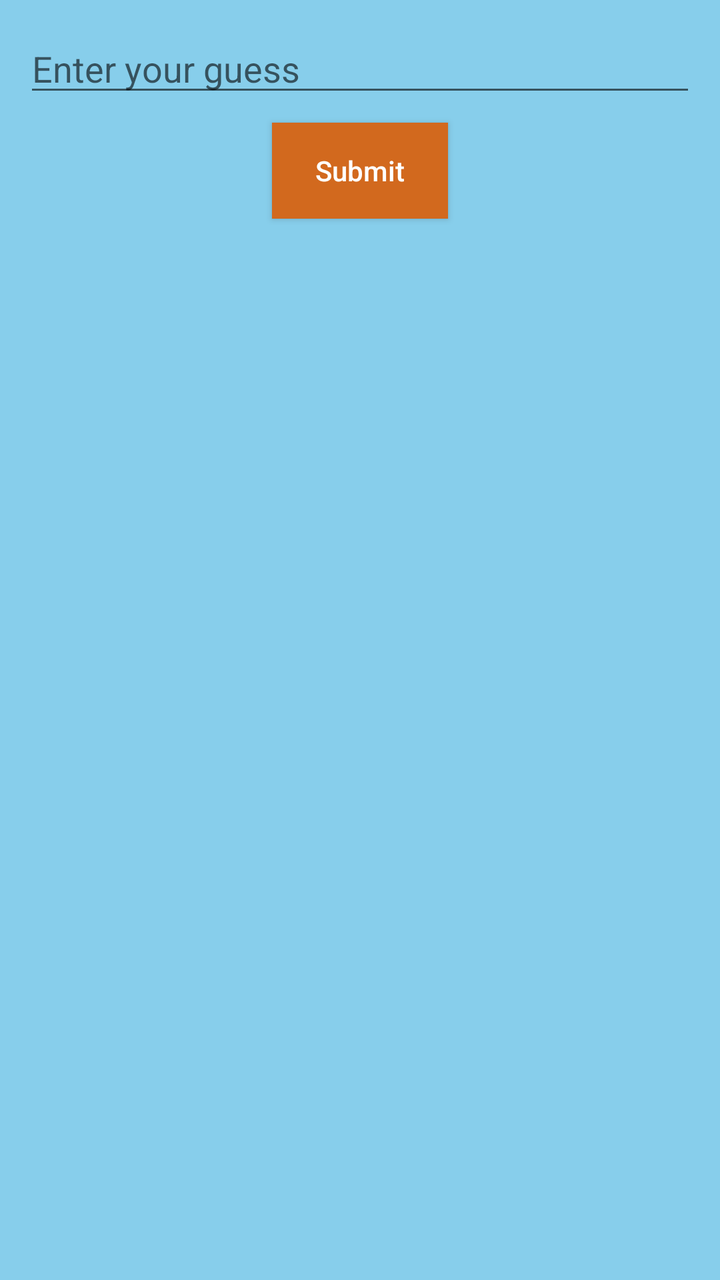
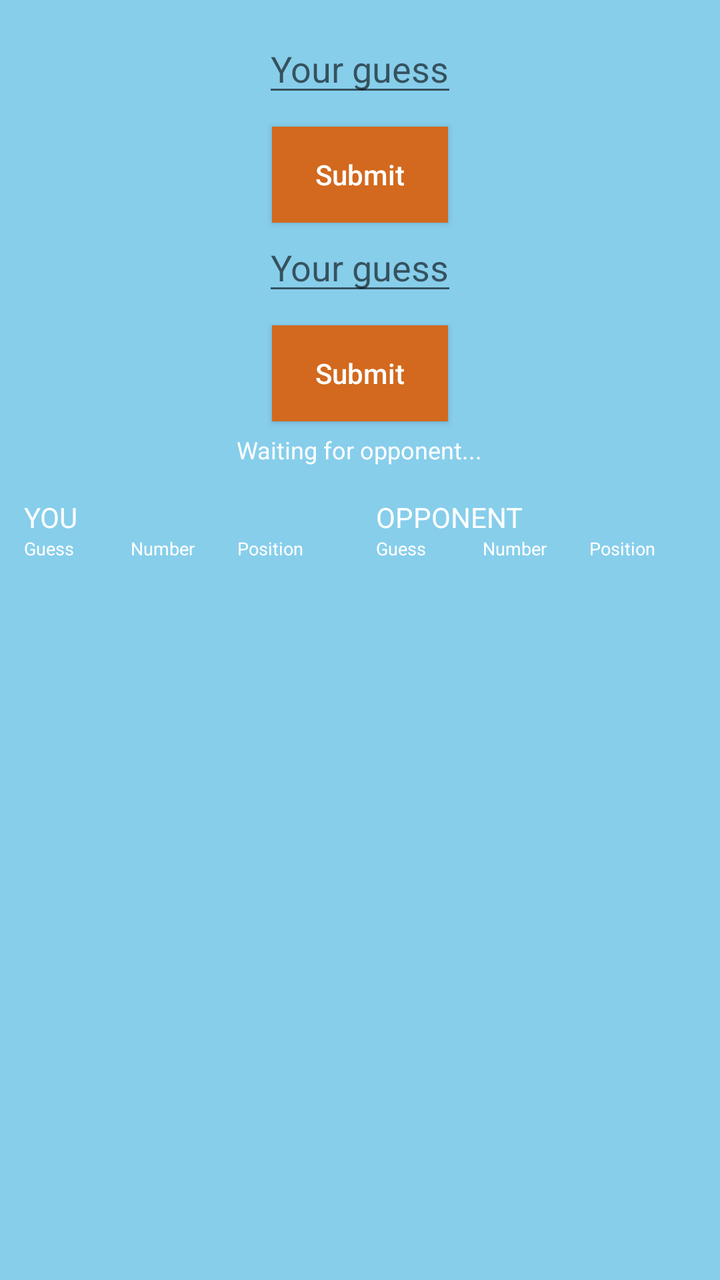

Before-and-after screenshots of an Android layout around one commit, followed by the original layout XML and the change that was made.
<!-- AndroidManifest.xml: application theme AppTheme -->
<!-- res/layout/activity_online_game.xml -->
<?xml version="1.0" encoding="utf-8"?>
<LinearLayout xmlns:android="http://schemas.android.com/apk/res/android"
    android:layout_width="match_parent"
    android:layout_height="match_parent"
    android:orientation="vertical"
    android:padding="12dp"
    android:background="#87CEEB"
    android:gravity="center_horizontal">

    
    <EditText
        android:id="@+id/etGuess"
        android:hint="Enter your guess"
        android:inputType="number"
        android:layout_width="match_parent"
        android:layout_height="wrap_content"/>

    <Button
        android:id="@+id/btnSubmit"
        android:text="Submit"
        android:layout_marginTop="8dp"
        android:minHeight="48dp"
        android:textAllCaps="false"
        android:background="#D2691E"
        android:textColor="#FFFFFF"
        android:layout_width="wrap_content"
        android:layout_height="wrap_content"/>

    <TextView
        android:id="@+id/tvWaiting"
        android:text="Waiting for other player..."
        android:textColor="#FFFFFF"
        android:layout_marginTop="6dp"/>

    
    <LinearLayout
        android:layout_width="match_parent"
        android:layout_height="wrap_content"
        android:orientation="horizontal"
        android:layout_marginTop="16dp">

        
        <LinearLayout
            android:layout_width="0dp"
            android:layout_weight="1"
            android:orientation="vertical">

            <TextView
                android:text="YOU"
                android:textStyle="bold"
                android:textColor="#FFFFFF"/>

            
            <LinearLayout android:orientation="horizontal">
                <TextView android:text="Guess" android:layout_weight="1"
                    android:layout_width="0dp" android:textSize="10sp"
                    android:textColor="#FFFFFF"/>
                <TextView android:text="Number" android:layout_weight="1"
                    android:layout_width="0dp" android:textSize="10sp"
                    android:textColor="#FFFFFF"/>
                <TextView android:text="Position" android:layout_weight="1"
                    android:layout_width="0dp" android:textSize="10sp"
                    android:textColor="#FFFFFF"/>
            </LinearLayout>

            <LinearLayout
                android:id="@+id/containerYou"
                android:orientation="vertical"/>
        </LinearLayout>

        
        <LinearLayout
            android:layout_width="0dp"
            android:layout_weight="1"
            android:layout_marginStart="12dp"
            android:orientation="vertical">

            <TextView
                android:text="OPPONENT"
                android:textStyle="bold"
                android:textColor="#FFFFFF"/>

            
            <LinearLayout android:orientation="horizontal">
                <TextView android:text="Guess" android:layout_weight="1"
                    android:layout_width="0dp" android:textSize="10sp"
                    android:textColor="#FFFFFF"/>
                <TextView android:text="Number" android:layout_weight="1"
                    android:layout_width="0dp" android:textSize="10sp"
                    android:textColor="#FFFFFF"/>
                <TextView android:text="Position" android:layout_weight="1"
                    android:layout_width="0dp" android:textSize="10sp"
                    android:textColor="#FFFFFF"/>
            </LinearLayout>

            <LinearLayout
                android:id="@+id/containerOpponent"
                android:orientation="vertical"/>
        </LinearLayout>

    </LinearLayout>

</LinearLayout>
<!-- resources referenced by this layout -->
<resources>
  <style name="AppTheme" parent="Theme.AppCompat.Light.DarkActionBar">
          
          <item name="colorPrimary">@color/colorPrimary</item>
          <item name="colorPrimaryDark">@color/colorPrimaryDark</item>
          <item name="colorAccent">@color/colorAccent</item>
      </style>
  <color name="colorPrimary">#008577</color>
  <color name="colorPrimaryDark">#00574B</color>
  <color name="colorAccent">#D81B60</color>
</resources>

<!-- the commit's change to res/layout/activity_online_game.xml (unified diff, before → after) -->
@@ -9,95 +9,141 @@
 
     
     <EditText
-        android:id="@+id/etGuess"
-        android:hint="Enter your guess"
+        android:id="@+id/etGuessP1"
+        android:hint="Your guess"
         android:inputType="number"
-        android:layout_width="match_parent"
+        android:layout_width="wrap_content"
         android:layout_height="wrap_content"/>
 
     <Button
-        android:id="@+id/btnSubmit"
+        android:id="@+id/btnSubmitP1"
         android:text="Submit"
-        android:layout_marginTop="8dp"
+        android:layout_width="wrap_content"
+        android:layout_height="wrap_content"
+        android:layout_marginTop="10dp"
         android:minHeight="48dp"
         android:textAllCaps="false"
         android:background="#D2691E"
-        android:textColor="#FFFFFF"
+        android:textColor="#FFFFFF"/>
+
+    
+    <EditText
+        android:id="@+id/etGuessP2"
+        android:hint="Your guess"
+        android:inputType="number"
         android:layout_width="wrap_content"
         android:layout_height="wrap_content"/>
 
+    <Button
+        android:id="@+id/btnSubmitP2"
+        android:text="Submit"
+        android:layout_width="wrap_content"
+        android:layout_height="wrap_content"
+        android:layout_marginTop="10dp"
+        android:minHeight="48dp"
+        android:textAllCaps="false"
+        android:background="#D2691E"
+        android:textColor="#FFFFFF"/>
+
     <TextView
         android:id="@+id/tvWaiting"
-        android:text="Waiting for other player..."
+        android:text="Waiting for opponent..."
+        android:textSize="12sp"
         android:textColor="#FFFFFF"
-        android:layout_marginTop="6dp"/>
+        android:layout_marginTop="6dp"
+		android:layout_width="wrap_content"
+        android:layout_height="wrap_content"
+		/>
 
     
     <LinearLayout
+        android:orientation="horizontal"
         android:layout_width="match_parent"
         android:layout_height="wrap_content"
-        android:orientation="horizontal"
+		
+		
         android:layout_marginTop="16dp">
 
-        
         <LinearLayout
             android:layout_width="0dp"
             android:layout_weight="1"
-            android:orientation="vertical">
+            android:orientation="vertical"
+			android:layout_height="wrap_content"
+			>
 
-            <TextView
-                android:text="YOU"
-                android:textStyle="bold"
-                android:textColor="#FFFFFF"/>
+            <TextView android:text="YOU" android:textColor="#FFFFFF"
+			android:layout_width="wrap_content"
+           android:layout_height="wrap_content"
+			/>
 
-            
-            <LinearLayout android:orientation="horizontal">
+            <LinearLayout android:orientation="horizontal"
+			android:layout_width="match_parent"
+        android:layout_height="wrap_content"
+			>
                 <TextView android:text="Guess" android:layout_weight="1"
-                    android:layout_width="0dp" android:textSize="10sp"
+                    android:layout_width="0dp" 
+					android:layout_height="wrap_content"
+					android:textSize="9sp"
                     android:textColor="#FFFFFF"/>
                 <TextView android:text="Number" android:layout_weight="1"
-                    android:layout_width="0dp" android:textSize="10sp"
+                    android:layout_width="0dp" 
+				    android:layout_height="wrap_content"
+					android:textSize="9sp"
                     android:textColor="#FFFFFF"/>
                 <TextView android:text="Position" android:layout_weight="1"
-                    android:layout_width="0dp" android:textSize="10sp"
+                    android:layout_width="0dp" 
+				    android:layout_height="wrap_content"
+					android:textSize="9sp"
                     android:textColor="#FFFFFF"/>
             </LinearLayout>
-
-            <LinearLayout
-                android:id="@+id/containerYou"
-                android:orientation="vertical"/>
         </LinearLayout>
 
-        
         <LinearLayout
             android:layout_width="0dp"
             android:layout_weight="1"
-            android:layout_marginStart="12dp"
-            android:orientation="vertical">
+		    android:layout_height="wrap_content"
+            android:orientation="vertical"
+            android:layout_marginStart="16dp">
 
-            <TextView
-                android:text="OPPONENT"
-                android:textStyle="bold"
-                android:textColor="#FFFFFF"/>
+            <TextView android:text="OPPONENT" 
+			android:layout_width="wrap_content"
+           android:layout_height="wrap_content"
+			android:textColor="#FFFFFF"/>
 
-            
-            <LinearLayout android:orientation="horizontal">
+            <LinearLayout android:orientation="horizontal"
+		android:layout_width="match_parent"
+           android:layout_height="wrap_content"
+			>
                 <TextView android:text="Guess" android:layout_weight="1"
-                    android:layout_width="0dp" android:textSize="10sp"
+                    android:layout_width="0dp" 
+				   android:layout_height="wrap_content"
+					android:textSize="9sp"
                     android:textColor="#FFFFFF"/>
                 <TextView android:text="Number" android:layout_weight="1"
-                    android:layout_width="0dp" android:textSize="10sp"
+                    android:layout_width="0dp" 
+				    android:layout_height="wrap_content"
+					android:textSize="9sp"
                     android:textColor="#FFFFFF"/>
                 <TextView android:text="Position" android:layout_weight="1"
-                    android:layout_width="0dp" android:textSize="10sp"
+                    android:layout_width="0dp" 
+				    android:layout_height="wrap_content"
+					android:textSize="9sp"
                     android:textColor="#FFFFFF"/>
             </LinearLayout>
-
-            <LinearLayout
-                android:id="@+id/containerOpponent"
-                android:orientation="vertical"/>
         </LinearLayout>
 
     </LinearLayout>
 
+    <ScrollView
+        android:layout_width="match_parent"
+        android:layout_height="0dp"
+        android:layout_weight="1">
+
+        <LinearLayout
+            android:id="@+id/resultContainer"
+            android:orientation="vertical"
+            android:layout_width="match_parent"
+            android:layout_height="wrap_content"/>
+    </ScrollView>
+
 </LinearLayout>
